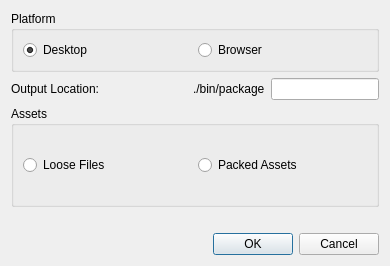
GameOverture/HarmonyEngine, file Editor/src/Assets/Source/DlgPackageBuild.ui: the form before one commit.
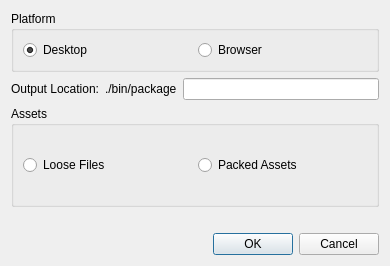
The form after the commit. Icons and pictures are not drawn.

Diff of the .ui file:
```diff
--- a/Editor/src/Assets/Source/DlgPackageBuild.ui
+++ b/Editor/src/Assets/Source/DlgPackageBuild.ui
@@ -57,19 +57,6 @@
        </property>
       </widget>
      </item>
-     <item>
-      <spacer name="horizontalSpacer">
-       <property name="orientation">
-        <enum>Qt::Orientation::Horizontal</enum>
-       </property>
-       <property name="sizeHint" stdset="0">
-        <size>
-         <width>40</width>
-         <height>20</height>
-        </size>
-       </property>
-      </spacer>
-     </item>
      <item>
       <widget class="QLabel" name="label_3">
        <property name="text">
```
Left out of the diff: 2 changed lines with no effect on the pictures.
